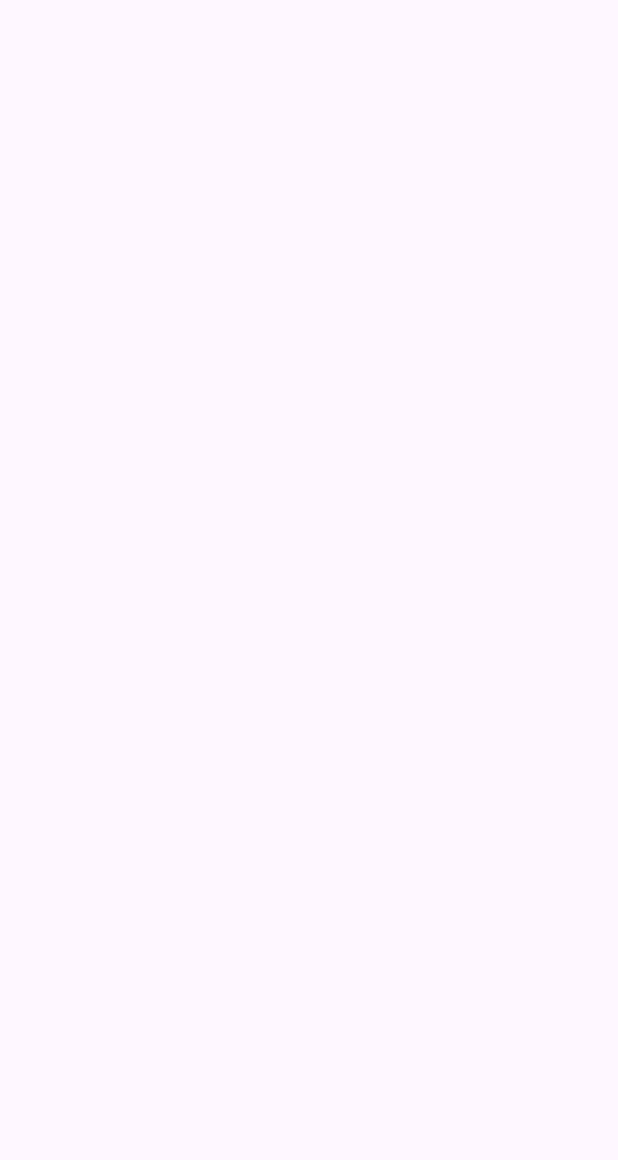
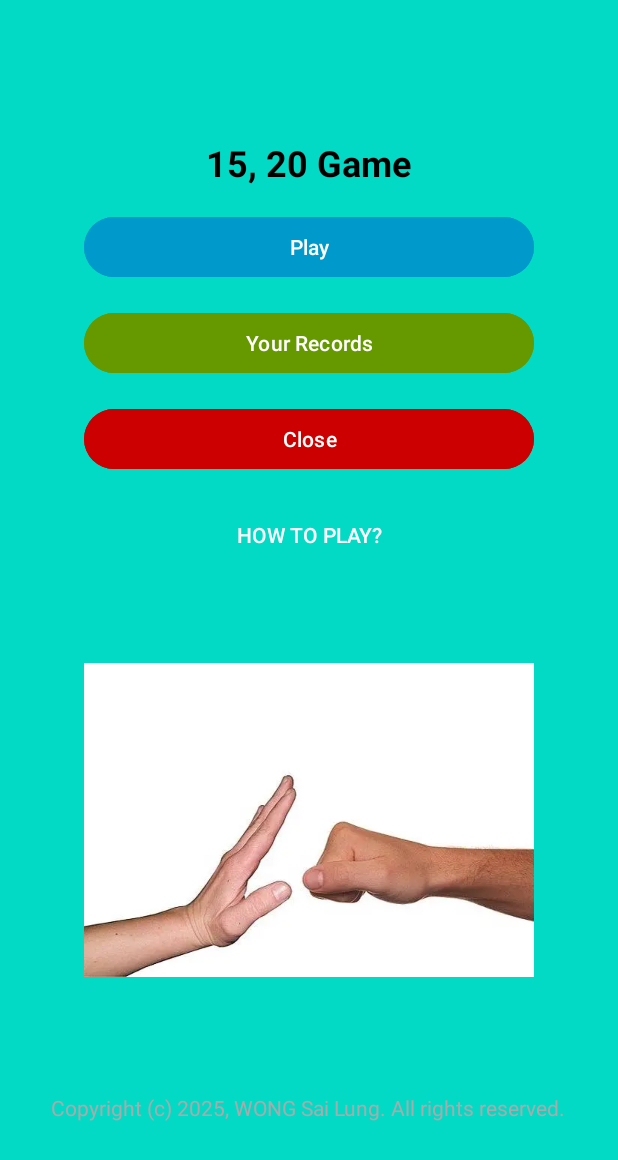
Before and after one commit to MarcoWong06/Game_1520, an Android app: the screen it shows after launch (MainActivity), on a phone screen of 412 x 824 dp. Before the commit the part shown is empty. Shown: the top 1160 px of the screen. Run offline under Robolectric (Android 15) with nearby library versions, the phone set to English and light mode, and no system bars.

Commit message:
Add XML layouts and activities for game functionality and player management

```diff
--- /dev/null
+++ b/app/src/main/java/com/example/game_1520/GameActivity.java
@@ -0,0 +1,4 @@
+package com.example.game_1520;
+
+public class GameActivity {
+}
--- /dev/null
+++ b/app/src/main/java/com/example/game_1520/NewPlayerActivity.java
@@ -0,0 +1,4 @@
+package com.example.game_1520;
+
+public class NewPlayerActivity {
+}
--- /dev/null
+++ b/app/src/main/java/com/example/game_1520/RecordsActivity.java
@@ -0,0 +1,4 @@
+package com.example.game_1520;
+
+public class RecordsActivity {
+}
--- /dev/null
+++ b/app/src/main/java/com/example/game_1520/SelectPlayerActivity.java
@@ -0,0 +1,4 @@
+package com.example.game_1520;
+
+public class SelectPlayerActivity {
+}
--- a/app/src/main/res/layout/activity_main.xml
+++ b/app/src/main/res/layout/activity_main.xml
@@ -5,7 +5,79 @@
     android:id="@+id/main"
     android:layout_width="match_parent"
     android:layout_height="match_parent"
+    android:background="@color/design_default_color_secondary"
+    android:gravity="center"
     android:orientation="vertical"
+    android:padding="16dp"
+    android:theme="@style/Theme.AppCompat.Light.NoActionBar"
     tools:context=".MainActivity">
 
+    <TextView
+        android:layout_width="wrap_content"
+        android:layout_height="wrap_content"
+        android:layout_gravity="center_horizontal"
+        android:layout_marginTop="16dp"
+        android:text="@string/game_name"
+        android:textColor="@android:color/black"
+        android:textSize="24sp"
+        android:textStyle="bold" />
+
+    <Button
+        android:layout_width="300sp"
+        android:layout_height="wrap_content"
+        android:layout_gravity="center_horizontal"
+        android:layout_marginTop="16dp"
+        android:backgroundTint="@android:color/holo_blue_dark"
+        android:onClick="startGame"
+        android:text="@string/play"
+        android:textColor="@android:color/white" />
+
+    <Button
+        android:layout_width="300sp"
+        android:layout_height="wrap_content"
+        android:layout_gravity="center_horizontal"
+        android:layout_marginTop="16dp"
+        android:backgroundTint="@android:color/holo_green_dark"
+        android:onClick="viewRecords"
+        android:text="@string/your_records"
+        android:textColor="@android:color/white" />
+
+    <Button
+        android:layout_width="300sp"
+        android:layout_height="wrap_content"
+        android:layout_gravity="center_horizontal"
+        android:layout_marginTop="16dp"
+        android:backgroundTint="@android:color/holo_red_dark"
+        android:onClick="closeApp"
+        android:text="@string/close"
+        android:textColor="@android:color/white" />
+
+    <Button
+        style="@style/Widget.AppCompat.Button.Borderless"
+        android:layout_width="wrap_content"
+        android:layout_height="wrap_content"
+        android:layout_gravity="center_horizontal"
+        android:layout_marginTop="16dp"
+        android:onClick="howToPlay"
+        android:text="@string/how_to_play"
+        android:textColor="@android:color/white"
+        android:backgroundTint="@android:color/holo_blue_dark" />
+
+    <ImageView
+        android:layout_width="300sp"
+        android:layout_height="300sp"
+        android:layout_gravity="center_horizontal"
+        android:layout_marginTop="16dp"
+        android:background="@android:color/transparent"
+        android:contentDescription="@string/game_hand_image"
+        android:src="@drawable/hand" />
+
+    <TextView
+        android:layout_width="wrap_content"
+        android:layout_height="wrap_content"
+        android:layout_gravity="center_horizontal"
+        android:layout_marginTop="32dp"
+        android:text="@string/copyright"
+        android:textColor="@android:color/darker_gray"
+        android:textSize="14sp" />
 </LinearLayout>
```
Also changed, not shown: app/src/main/res/layout/activity_game.xml (added, +182 -0 lines), app/src/main/res/layout/activity_new_player.xml (added, +76 -0 lines), app/src/main/res/layout/activity_records.xml (added, +42 -0 lines), app/src/main/res/layout/activity_select_player.xml (added, +68 -0 lines), app/src/main/res/values/strings.xml (+30 -1 lines), app/src/main/res/drawable/boy.png (added), app/src/main/res/drawable/five.png (added), app/src/main/res/drawable/girl.png (added), app/src/main/res/drawable/hand.png (added), app/src/main/res/drawable/user.png (added), app/src/main/res/drawable/zero.png (added), 1 other file.
